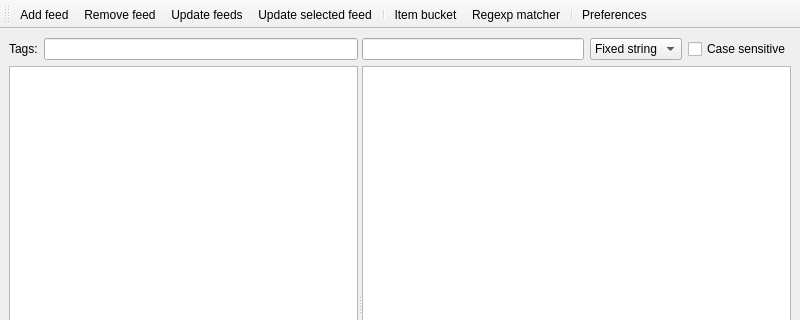
This is src/plugins/aggregator/mainwindow.ui in 0xd34df00d/leechcraft as Qt 5 draws it before an edit; both pictures show x 0 to 800 and y 0 to 320 of the 800 by 600 pixel window. The edited form follows.
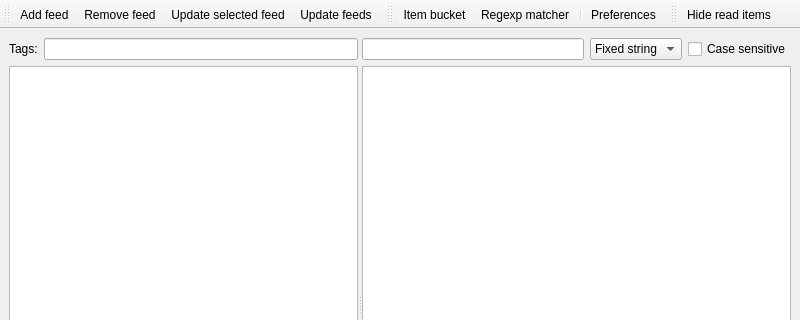
This is the edited form. Icons and pictures are not drawn. Custom widgets are drawn as their Qt base class.

```diff
--- a/src/plugins/aggregator/mainwindow.ui
+++ b/src/plugins/aggregator/mainwindow.ui
@@ -228,7 +228,7 @@
     <rect>
      <x>0</x>
      <y>0</y>
-     <width>800</width>
+     <width>155</width>
      <height>39</height>
     </rect>
    </property>
@@ -243,14 +243,52 @@
    </attribute>
    <addaction name="ActionAddFeed_" />
    <addaction name="ActionRemoveFeed_" />
-   <addaction name="ActionUpdateFeeds_" />
    <addaction name="ActionUpdateSelectedFeed_" />
-   <addaction name="separator" />
+   <addaction name="ActionUpdateFeeds_" />
+  </widget>
+  <widget class="QToolBar" name="toolBar_2" >
+   <property name="geometry" >
+    <rect>
+     <x>155</x>
+     <y>0</y>
+     <width>215</width>
+     <height>39</height>
+    </rect>
+   </property>
+   <property name="windowTitle" >
+    <string>toolBar_2</string>
+   </property>
+   <attribute name="toolBarArea" >
+    <enum>TopToolBarArea</enum>
+   </attribute>
+   <attribute name="toolBarBreak" >
+    <bool>false</bool>
+   </attribute>
    <addaction name="ActionItemBucket_" />
    <addaction name="ActionRegexpMatcher_" />
    <addaction name="separator" />
    <addaction name="ActionPreferences_" />
   </widget>
+  <widget class="QToolBar" name="toolBar_3" >
+   <property name="geometry" >
+    <rect>
+     <x>370</x>
+     <y>0</y>
+     <width>430</width>
+     <height>39</height>
+    </rect>
+   </property>
+   <property name="windowTitle" >
+    <string>toolBar_3</string>
+   </property>
+   <attribute name="toolBarArea" >
+    <enum>TopToolBarArea</enum>
+   </attribute>
+   <attribute name="toolBarBreak" >
+    <bool>false</bool>
+   </attribute>
+   <addaction name="ActionHideReadItems_" />
+  </widget>
   <action name="ActionAddFeed_" >
    <property name="icon" >
     <iconset resource="resources.qrc" >
@@ -326,6 +364,14 @@
     <string>Regexp matcher...</string>
    </property>
   </action>
+  <action name="ActionHideReadItems_" >
+   <property name="checkable" >
+    <bool>true</bool>
+   </property>
+   <property name="text" >
+    <string>Hide read items</string>
+   </property>
+  </action>
  </widget>
  <customwidgets>
   <customwidget>
```
